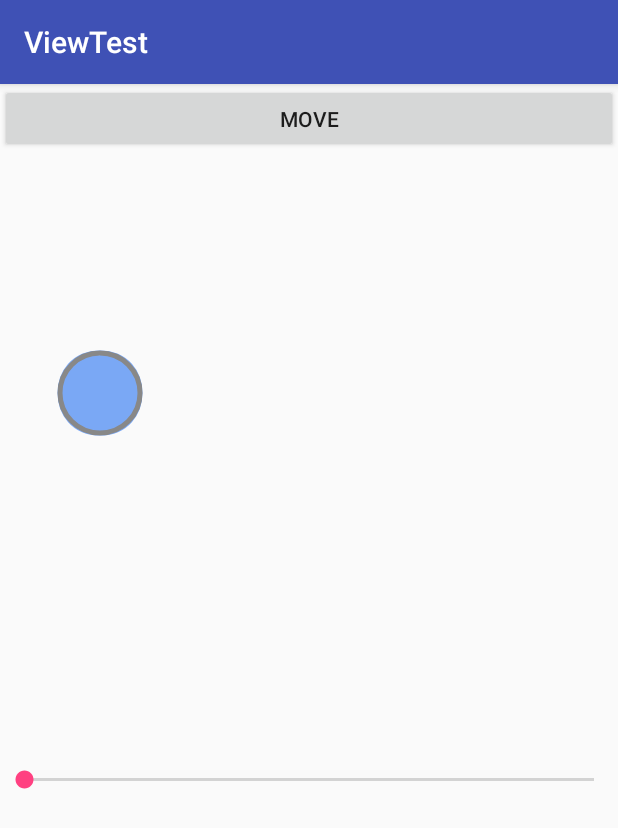
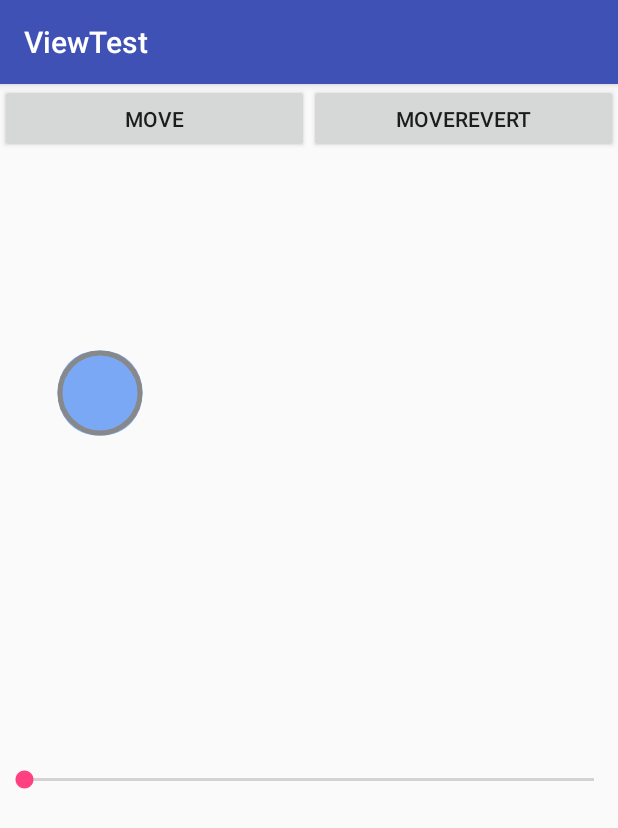
Before and after one commit to hitYOUcry/circleView, an Android app: the screen it shows after launch (MainActivity), after a tap on "MOVE", on a phone screen of 412 x 824 dp. Shown: the top 828 px of the screen. Run offline under Robolectric (Android 15) with nearby library versions, the phone set to English and light mode, and no system bars.

Commit message:
add revert move

```diff
--- a/app/src/main/java/com/example/nemoqjzhang/viewtest/CircleView.java
+++ b/app/src/main/java/com/example/nemoqjzhang/viewtest/CircleView.java
@@ -52,6 +52,10 @@ public class CircleView extends View {
     private float endX = 600;
     private float endY = 200;
 
+
+    private float midX = (startX + endX) / 2;
+    private float midY = (startY + endY) / 2;
+
     private static final float STAGE1 = 0.2f;
     private static final float STAGE2 = 0.8f;
     private static final float STAGE3 = 0.9f;
@@ -59,6 +63,8 @@ public class CircleView extends View {
 
     private float mScaleLenX = radius * 1.5f;
     private float mScaleLenY = radius * 0.2f;
+
+    private boolean mRevert = true;
 
     private void init() {
         mPath = new Path();
@@ -75,6 +81,10 @@ public class CircleView extends View {
         mPaint.setColor(Color.RED);
         mPaint.setStrokeWidth(5);
         mPaint.setStyle(Paint.Style.FILL_AND_STROKE);
+    }
+
+    public void revert(boolean revert){
+        mRevert = revert;
     }
 
     @Override
@@ -156,6 +166,16 @@ public class CircleView extends View {
 
 
         }
+        if(mRevert){
+            //y轴对称
+            mCtrlPoint1.x = 2 * midX -  mCtrlPoint1.x;
+            mCtrlPoint2.x = 2 * midX -  mCtrlPoint2.x;
+            mCtrlPoint3.x = 2 * midX -  mCtrlPoint3.x;
+            mCtrlPoint4.x = 2 * midX -  mCtrlPoint4.x;
+            mStartPoint.x = 2 * midX -  mStartPoint.x;
+            mEndPoint.x = 2 * midX -  mEndPoint.x;
+
+        }
         Log.i("nemo1", "ctrl1.x = " + mCtrlPoint1.x + ", time = " + mInterpolatedTime);
         Log.i("nemo2", "ctrl2.x = " + mCtrlPoint2.x + ", time = " + mInterpolatedTime);
         Log.i("nemo3", "ctrl3.x = " + mCtrlPoint3.x + ", time = " + mInterpolatedTime);
--- a/app/src/main/java/com/example/nemoqjzhang/viewtest/MainActivity.java
+++ b/app/src/main/java/com/example/nemoqjzhang/viewtest/MainActivity.java
@@ -9,18 +9,27 @@ import android.widget.SeekBar;
  * @author nemoqjzhang
  */
 public class MainActivity extends AppCompatActivity {
-
+    CircleView circleView;
     @Override
     protected void onCreate(Bundle savedInstanceState) {
         super.onCreate(savedInstanceState);
         setContentView(R.layout.activity_main);
-        findViewById(R.id.btn).setOnClickListener(new View.OnClickListener() {
+        findViewById(R.id.btn1).setOnClickListener(new View.OnClickListener() {
             @Override
             public void onClick(View view) {
+                circleView.revert(false);
                 move();
             }
         });
-        final CircleView circleView = (CircleView) findViewById(R.id.circleView);
+
+        findViewById(R.id.btn2).setOnClickListener(new View.OnClickListener() {
+            @Override
+            public void onClick(View view) {
+                circleView.revert(true);
+                move();
+            }
+        });
+        circleView = (CircleView) findViewById(R.id.circleView);
         SeekBar seekBar = (SeekBar) findViewById(R.id.seekbar);
         seekBar.setOnSeekBarChangeListener(new SeekBar.OnSeekBarChangeListener() {
             @Override
--- a/app/src/main/res/layout/activity_main.xml
+++ b/app/src/main/res/layout/activity_main.xml
@@ -7,17 +7,33 @@
     android:layout_height="match_parent"
     tools:context="com.example.nemoqjzhang.viewtest.MainActivity">
 
-    <Button
-        android:id="@+id/btn"
+
+    <LinearLayout
+        android:id="@+id/title"
         android:layout_width="match_parent"
-        android:layout_height="46dp"
-        android:text="Move"/>
+        android:layout_height="wrap_content"
+        android:orientation="horizontal">
+
+        <Button
+            android:id="@+id/btn1"
+            android:layout_width="0dp"
+            android:layout_weight="1"
+            android:layout_height="46dp"
+            android:text="Move"/>
+
+        <Button
+            android:id="@+id/btn2"
+            android:layout_width="0dp"
+            android:layout_weight="1"
+            android:layout_height="46dp"
+            android:text="MoveRevert"/>
+    </LinearLayout>
 
     <com.example.nemoqjzhang.viewtest.CircleView
         android:id="@+id/circleView"
         android:layout_width="368dp"
         android:layout_height="395dp"
-        android:layout_below="@id/btn"
+        android:layout_below="@id/title"
         tools:layout_editor_absoluteX="8dp"
         tools:layout_editor_absoluteY="8dp"/>
 
```
